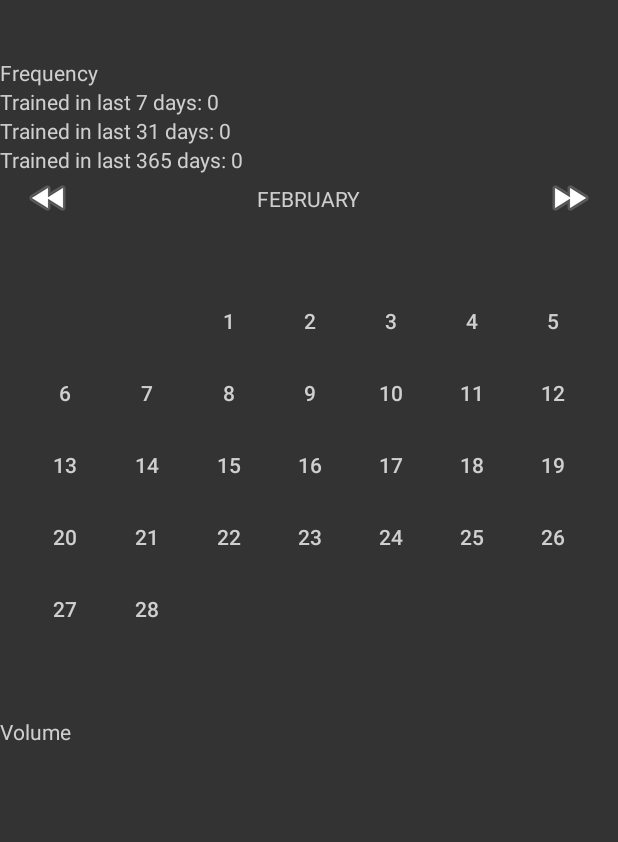
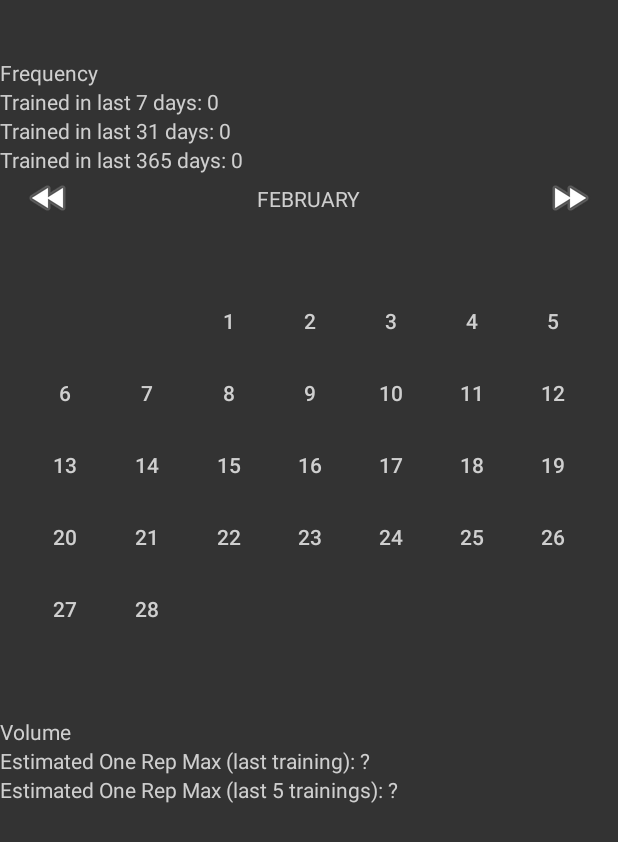
Before and after one commit to KamilMatejuk/Training-Tracker, an Android app: the ExerciseActivity screen opened directly, with no data from a screen before it, on a phone screen of 412 x 824 dp. Shown: the top 842 px of the screen. Run offline under Robolectric (Android 15) with nearby library versions, the phone set to English and light mode, and no system bars; our stand-ins replace Room's generated code; 3 statements that could not run were skipped.

Commit message:
one rep max

```diff
--- a/app/src/main/java/com/example/trainingtracker/activities/ExerciseActivity.kt
+++ b/app/src/main/java/com/example/trainingtracker/activities/ExerciseActivity.kt
@@ -8,6 +8,7 @@ import com.example.trainingtracker.adapters.VolumeGraphAdapter
 import com.example.trainingtracker.databinding.ActivityExerciseBinding
 import com.example.trainingtracker.dbconnection.Room
 import com.example.trainingtracker.dbconnection.items.ExerciseItem
+import com.example.trainingtracker.dbconnection.items.SerieItem
 import com.example.trainingtracker.fragments.CalendarDataViewModel
 import java.time.Duration
 import java.time.LocalDate
@@ -47,7 +48,7 @@ class ExerciseActivity : ThemeChangingActivity() {
     private fun loadExerciseHistory() {
         Thread {
             run {
-                val history = exercise.id?.let { Room.getExerciseHistory(it) } ?: listOf()
+                val history = (exercise.id?.let { Room.getExerciseHistory(it) } ?: listOf()).sortedBy { it.date }.reversed()
                 // frequency
                 val dates = history.map { LocalDate.of(it.date.year, it.date.month, it.date.dayOfMonth) }
                 viewModelData.setData(dates)
@@ -59,8 +60,28 @@ class ExerciseActivity : ThemeChangingActivity() {
                 binding.trainedMonth.text = "Trained in last 31 days: $dates31"
                 binding.trainedYear.text = "Trained in last 365 days: $dates365"
                 // volume
-                binding.volumeGraph.adapter = VolumeGraphAdapter(history.sortedBy { it.date }.reversed(), this)
+                binding.volumeGraph.adapter = VolumeGraphAdapter(history, this)
+                var oneRepMax1 = "?"
+                if (history.size >= 1) {
+                    oneRepMax1 = "${oneRepMax(history[0].series)} kg"
+                }
+                var oneRepMax5 = "?"
+                if (history.size >= 5) {
+                    val maxes = (1..5).map { i -> oneRepMax(history[i].series) }
+                    oneRepMax5 = "${maxes.maxOf { it }} kg"
+                }
+                binding.oneRepMaxLast1.text = "Estimated One Rep Max (last training): $oneRepMax1"
+                binding.oneRepMaxLast5.text = "Estimated One Rep Max (last 5 trainings): $oneRepMax5"
             }
         }.start()
     }
+
+    private fun oneRepMax(items: List<SerieItem>): Float {
+        // The Brzycki Equation
+        return items.map {
+            if (it.reps != null && it.weight != null) {
+                it.weight!! / (1.0278f - (0.0278f * it.reps!!))
+            } else 0f
+        }.maxOf { it }
+    }
 }
--- a/app/src/main/res/layout/activity_exercise.xml
+++ b/app/src/main/res/layout/activity_exercise.xml
@@ -72,12 +72,14 @@
         app:layout_constraintEnd_toEndOf="parent"
         tools:layout="@layout/fragment_calendar" />
 
+    <!-- todo add time or weight switch for graph and one-rep-max-->
+    <!-- todo show one-rep-max only for weight, not time -->
+
     <TextView
         android:id="@+id/volume"
         android:layout_width="match_parent"
         android:layout_height="wrap_content"
         android:text="Volume"
-        android:textAlignment="textStart"
         app:layout_constraintEnd_toEndOf="parent"
         app:layout_constraintStart_toStartOf="parent"
         app:layout_constraintTop_toBottomOf="@+id/frequency_graph" />
@@ -92,6 +94,22 @@
         app:layout_constraintStart_toStartOf="parent"
         app:layout_constraintTop_toBottomOf="@+id/volume" />
 
-<!-- wykres volume w skali miesiąca (wykres słupkowy w pionie - słupki poziomo, po kliknięciu popup z danymi: serie, kilogramy itd) -->
-<!-- estimated one-rep-max -->
+    <TextView
+        android:id="@+id/one_rep_max_last1"
+        android:layout_width="match_parent"
+        android:layout_height="wrap_content"
+        android:text="Estimated One Rep Max (last training): "
+        app:layout_constraintEnd_toEndOf="parent"
+        app:layout_constraintStart_toStartOf="parent"
+        app:layout_constraintTop_toBottomOf="@+id/volume_graph" />
+
+    <TextView
+        android:id="@+id/one_rep_max_last5"
+        android:layout_width="match_parent"
+        android:layout_height="wrap_content"
+        android:text="Estimated One Rep Max (last 5 trainings): "
+        app:layout_constraintEnd_toEndOf="parent"
+        app:layout_constraintStart_toStartOf="parent"
+        app:layout_constraintTop_toBottomOf="@+id/one_rep_max_last1" />
+
 </androidx.constraintlayout.widget.ConstraintLayout>
```
